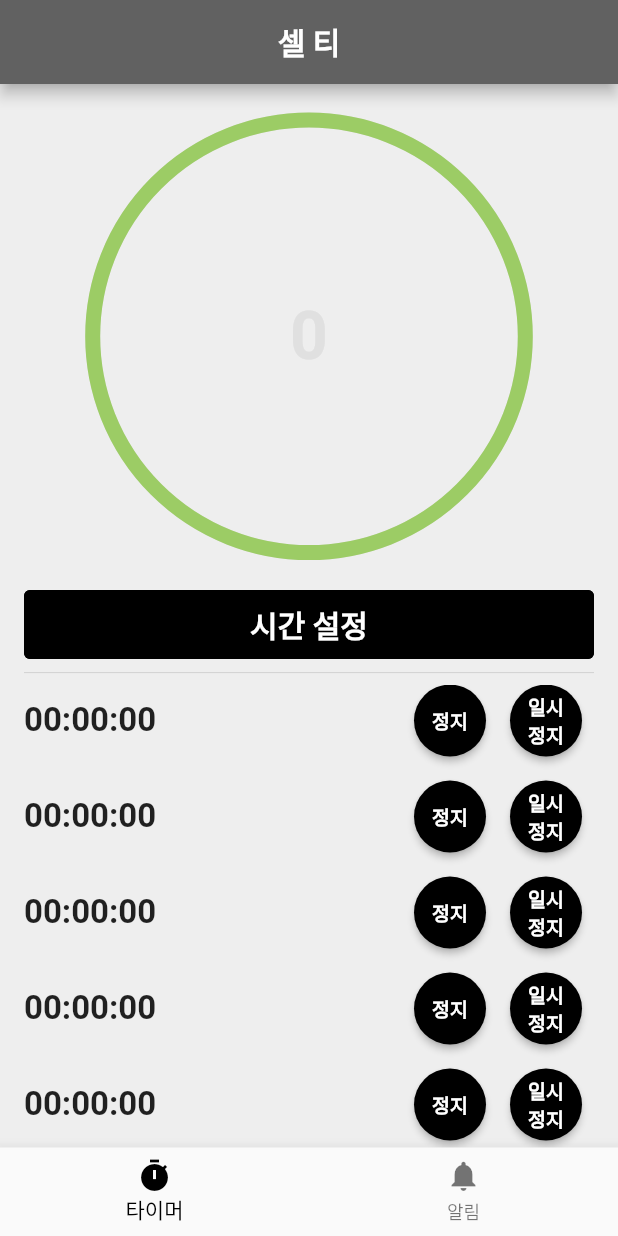
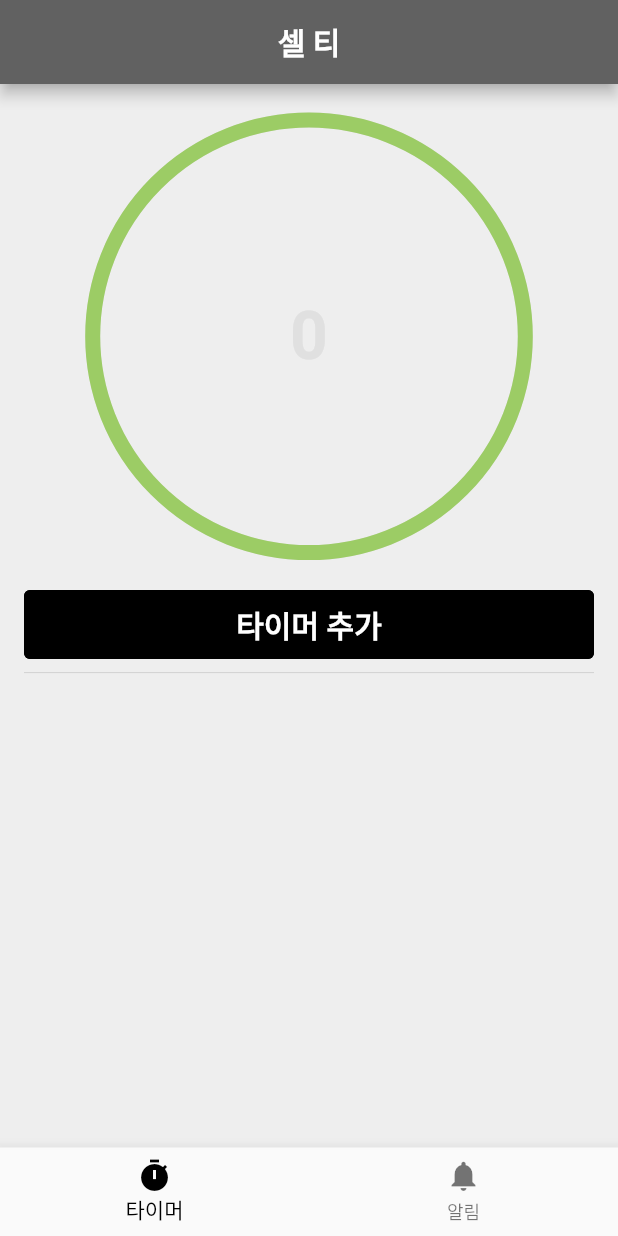
Before and after one commit to Raonshi/self_noti, a Flutter app: the screen it shows after launch, on a phone screen of 412 x 824 dp. Run offline on Flutter 3.47's test engine with Material 2 defaults, Android fonts, the light colour scheme and no system bars; drawn by our look-alikes of circular_countdown_timer; our stand-ins replace flutter_local_notifications, freezed_annotation, shared_preferences, timezone.

Commit message:
implements timer list feature

```diff
--- a/lib/src/timer/components/timer_buttons.dart
+++ b/lib/src/timer/components/timer_buttons.dart
@@ -13,54 +13,23 @@ class TimerButtons extends StatelessWidget {
     return Row(
       mainAxisAlignment: MainAxisAlignment.center,
       children: [
-        if (provider.state == TimerState.counting) ...[
-          Expanded(
-            child: ElevatedButton(
-              style: mainButtonStyleForm,
-              onPressed: provider.timerReset,
-              child: Text('정지', style: buttonTextLargeStyle),
-            ),
-          ),
-          const SizedBox(width: 12.0),
-          Expanded(
-            child: ElevatedButton(
-              style: mainButtonStyleForm,
-              onPressed: provider.timerPause,
-              child: Text('일시 정지', style: buttonTextLargeStyle),
-            ),
-          ),
-        ],
-        if (provider.state == TimerState.paused) ...[
-          Expanded(
-            child: ElevatedButton(
-              style: mainButtonStyleForm,
-              onPressed: provider.timerReset,
-              child: Text('정지', style: buttonTextLargeStyle),
-            ),
-          ),
-          const SizedBox(width: 12.0),
-          Expanded(
-            child: ElevatedButton(
-              style: mainButtonStyleForm,
-              onPressed: provider.timerResume,
-              child: Text('재개', style: buttonTextLargeStyle),
-            ),
-          )
-        ],
-        if (provider.state == TimerState.idle)
         Expanded(
           child: ElevatedButton(
             style: mainButtonStyleForm,
             onPressed: () async {
-                await showDialog(
+              bool isTimeSetted = await showDialog(
                 context: context,
                 builder: (_) {
                   return TimerDialog(provider: provider);
                 },
               );
-                provider.timerStart();
+
+              if (isTimeSetted) {
+                provider.setTimer();
+              }
+              provider.clearTime();
             },
-              child: Text('시간 설정', style: buttonTextLargeStyle),
+            child: Text('타이머 추가', style: buttonTextLargeStyle),
           ),
         ),
       ],
--- a/lib/src/timer/page.dart
+++ b/lib/src/timer/page.dart
@@ -31,15 +31,24 @@ class TimerPage extends StatelessWidget {
                 return TimerButtons(provider: provider);
               },
             ),
-            Divider(),
+            const Divider(),
             Expanded(
-              child: ListView.separated(
-                itemCount: 30,
-                itemBuilder: (BuildContext context, int index) {
-                  return TimerListItem();
-                },
-                separatorBuilder: (context, index) {
-                  return const SizedBox(height: 16.0);
+              child: Consumer<TimerProvider>(
+                builder: (BuildContext context, TimerProvider provider, Widget? child) {
+                  return ListView.separated(
+                    itemCount: provider.timerItems.length,
+                    itemBuilder: (BuildContext context, int index) {
+                      return TimerListItem(
+                        data: provider.timerItems[index],
+                        onDelete: () {
+                          provider.onDeleteTimerItem(index);
+                        },
+                      );
+                    },
+                    separatorBuilder: (context, index) {
+                      return const SizedBox(height: 16.0);
+                    },
+                  );
                 },
               ),
             ),
```
Also changed, not shown: lib/src/timer/components/timer_dialog.dart (+3 -4 lines), lib/src/timer/components/timer_list_item.dart (+67 -11 lines), lib/src/timer/provider/timer_provider.dart (+12 -4 lines). Lines whose indentation alone changed are shown as unchanged.
